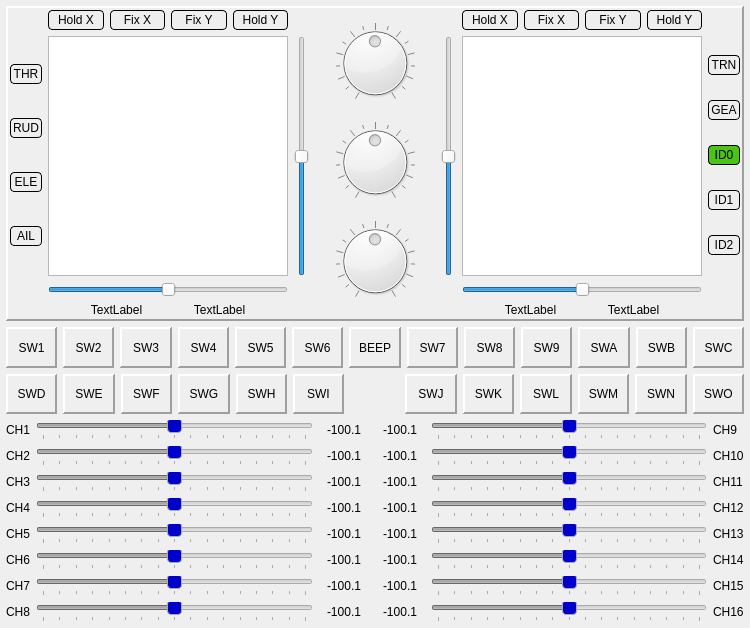
Old version of the form src/eepskye/src/simulatordialog.ui in the repository xhorizont/eepe.
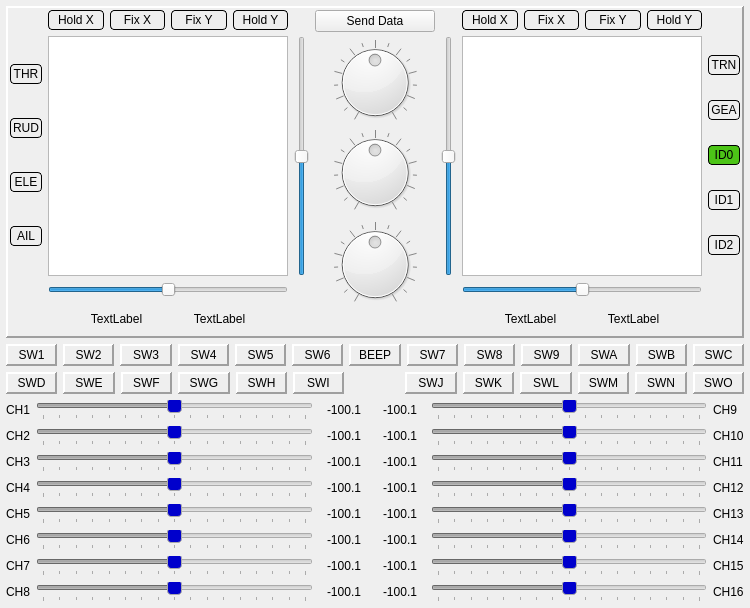
New version of the form. Icons and pictures are not drawn.

```diff
--- a/src/eepskye/src/simulatordialog.ui
+++ b/src/eepskye/src/simulatordialog.ui
@@ -7,7 +7,7 @@
     <x>0</x>
     <y>0</y>
     <width>750</width>
-    <height>628</height>
+    <height>608</height>
    </rect>
   </property>
   <property name="windowTitle">
@@ -367,6 +367,16 @@
       </item>
       <item>
        <layout class="QVBoxLayout" name="verticalLayout_30">
+        <property name="sizeConstraint">
+         <enum>QLayout::SetDefaultConstraint</enum>
+        </property>
+        <item>
+         <widget class="QPushButton" name="SendData">
+          <property name="text">
+           <string>Send Data</string>
+          </property>
+         </widget>
+        </item>
         <item>
          <widget class="QDial" name="dialP_1">
           <property name="sizePolicy">
@@ -378,7 +388,7 @@
           <property name="minimumSize">
            <size>
             <width>0</width>
-            <height>80</height>
+            <height>85</height>
            </size>
           </property>
           <property name="maximumSize">
@@ -418,13 +428,13 @@
           <property name="minimumSize">
            <size>
             <width>0</width>
-            <height>80</height>
+            <height>85</height>
            </size>
           </property>
           <property name="maximumSize">
            <size>
             <width>16777215</width>
-            <height>80</height>
+            <height>82</height>
            </size>
           </property>
           <property name="toolTip">
@@ -461,7 +471,7 @@
           <property name="minimumSize">
            <size>
             <width>0</width>
-            <height>80</height>
+            <height>85</height>
            </size>
           </property>
           <property name="maximumSize">
@@ -490,6 +500,19 @@
           </property>
          </widget>
         </item>
+        <item>
+         <spacer name="verticalSpacer">
+          <property name="orientation">
+           <enum>Qt::Vertical</enum>
+          </property>
+          <property name="sizeHint" stdset="0">
+           <size>
+            <width>20</width>
+            <height>40</height>
+           </size>
+          </property>
+         </spacer>
+        </item>
        </layout>
       </item>
       <item>
```
